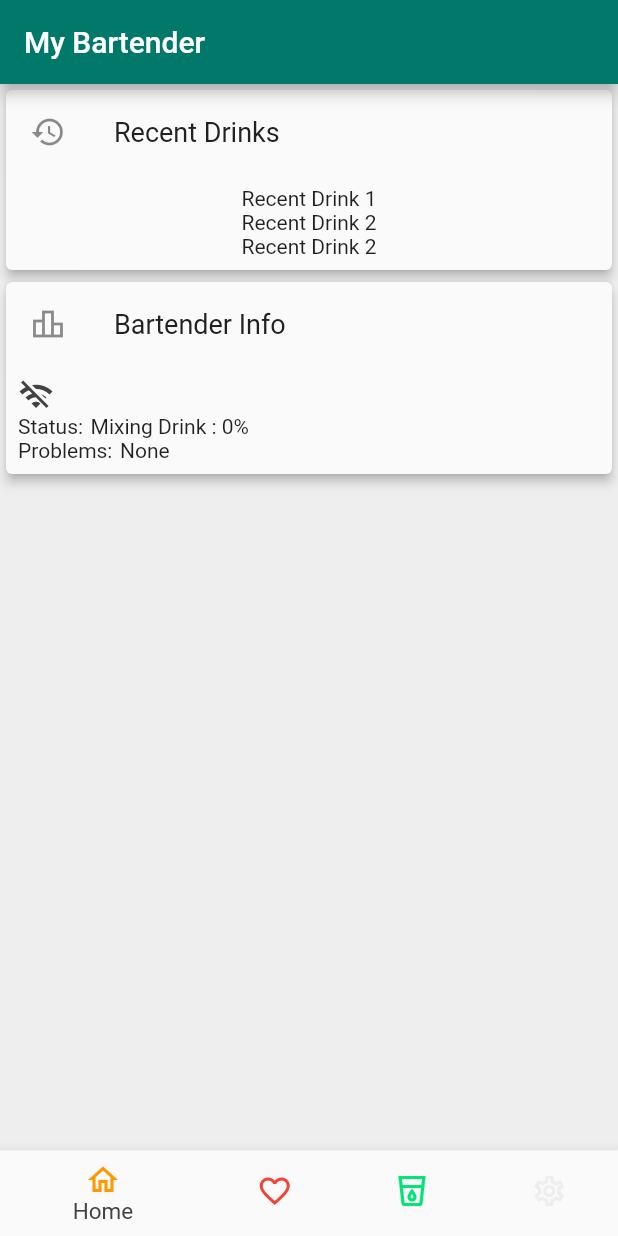
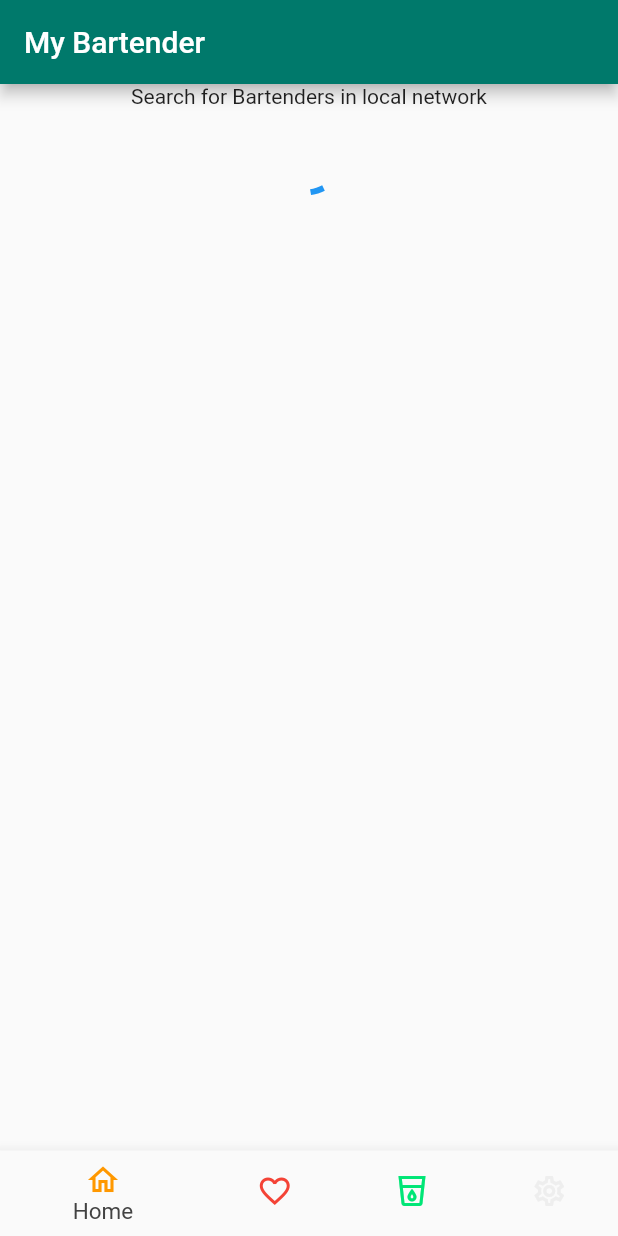
Before and after one commit to Warlord3/Bartender, a Flutter app: the screen it shows after launch, on a phone screen of 412 x 824 dp. Run offline on Flutter 3.47's test engine with Material 2 defaults, Android fonts, the phone set to English and light mode, and no system bars; our stand-ins replace shared_preferences.

Commit message:
Add StartPage for connecting Bartender

```diff
--- a/App/lib/GlobalWidgets/DrinkListView.dart
+++ b/App/lib/GlobalWidgets/DrinkListView.dart
@@ -38,6 +38,7 @@ class DrinkListview extends StatelessWidget {
               animatedListKey.currentState
                   .removeItem(index, (context, animation) => null);
             },
+            key: Key(drinks[index].name),
             child: ListTile(
               dataManager: dataManager,
               drink: drinks[index],
--- /dev/null
+++ b/App/lib/Pages/Connection/PageConnection.dart
@@ -0,0 +1,87 @@
+import 'dart:io';
+
+import 'package:bartender/bloc/DataManager.dart';
+import 'package:bartender/bloc/LanguageManager.dart';
+import 'package:flutter/material.dart';
+import 'package:provider/provider.dart';
+
+class ConnectionPage extends StatefulWidget {
+  @override
+  _ConnectionPageState createState() => _ConnectionPageState();
+}
+
+class _ConnectionPageState extends State<ConnectionPage> {
+  LanguageManager languageManager;
+  @override
+  Widget build(BuildContext context) {
+    languageManager = Provider.of<LanguageManager>(context, listen: false);
+    return FutureBuilder(
+      future: searchForWebsockets(),
+      builder: (context, snapshot) {
+        if (snapshot.hasData) {
+          List<String> data = snapshot.data;
+          if (data.length == 0) {
+            return Text("No Bartenders found");
+          } else if (data.length == 1) {
+            Provider.of<DataManager>(context, listen: false).ip = data.first;
+            return Text("Found one Bartender with ip: ${data.first}");
+          } else {
+            //TODO list found Bartenders and select one
+            return Text("found ${data.length} Bartenders");
+          }
+        } else {
+          return Column(
+            children: [
+              Text(
+                languageManager.getData("search_connection"),
+              ),
+              SizedBox(
+                height: 20,
+              ),
+              CircularProgressIndicator(),
+            ],
+          );
+        }
+        return Text("There went something wrong");
+      },
+    );
+  }
+
+  Future<List<String>> searchForWebsockets() async {
+    print("start");
+    List<String> ips = [];
+    for (int i = 0; i < 255; i++) {
+      if (i == 254) {
+        await ping("192.168.178.$i", Duration(seconds: 5), (ip) {
+          ips.add(ip);
+        });
+      } else {
+        ping("192.168.178.$i", Duration(seconds: 5), (ip) {
+          ips.add(ip);
+        });
+      }
+    }
+    print("finished");
+    return ips;
+  }
+
+  Future<bool> ping(
+      String ip, Duration timeout, Function(String ip) callback) async {
+    await Socket.connect(ip, 81, timeout: timeout).then((socket) {
+      socket.destroy();
+      callback(ip);
+      print("Found: $ip");
+      return true;
+    }).catchError((error) {});
+    return false;
+  }
+}
+
+class WebsocketList extends StatelessWidget {
+  @override
+  Widget build(BuildContext context) {
+    return ListView.builder(itemBuilder: (context, index) {
+      return Text("$index");
+    });
+  }
+}
--- a/App/lib/Pages/Drinks/PageDrinks.dart
+++ b/App/lib/Pages/Drinks/PageDrinks.dart
@@ -10,7 +10,8 @@ class DrinksPage extends StatelessWidget {
   Widget build(BuildContext context) {
     var pageState = Provider.of<PageStateManager>(context, listen: false);
     DataManager dataManager = Provider.of<DataManager>(context, listen: false);
-
+    pageState.drinkListKey =
+        GlobalKey<AnimatedListState>(debugLabel: "favoriteDrinkKey");
     return NotificationListener<ScrollNotification>(
       onNotification: (notification) {
         if (notification is ScrollEndNotification) {
@@ -23,7 +24,7 @@ class DrinksPage extends StatelessWidget {
         child: DrinkListview(
             drinks: dataManager.allDrinks,
             drinkType: DrinkType.AllDrinks,
-            animatedListKey: pageState.drinkListist),
+            animatedListKey: pageState.drinkListKey),
       ),
     );
   }
--- a/App/lib/Pages/Favorite/PageFavorite.dart
+++ b/App/lib/Pages/Favorite/PageFavorite.dart
@@ -10,7 +10,8 @@ class FavoritePage extends StatelessWidget {
   Widget build(BuildContext context) {
     var pageState = Provider.of<PageStateManager>(context, listen: false);
     var maindata = Provider.of<DataManager>(context, listen: false);
-
+    pageState.favoriteListKey =
+        GlobalKey<AnimatedListState>(debugLabel: "favoriteDrinkKey");
     return Container(
       color: Theme.of(context).backgroundColor,
       child: NotificationListener<ScrollNotification>(
@@ -26,7 +27,7 @@ class FavoritePage extends StatelessWidget {
           child: DrinkListview(
             drinks: maindata.favoriteDrinks,
             drinkType: DrinkType.FavoriteDrinks,
-            animatedListKey: pageState.favoriteDrink,
+            animatedListKey: pageState.favoriteListKey,
           ),
         ),
       ),
--- a/App/lib/Pages/PageRouter.dart
+++ b/App/lib/Pages/PageRouter.dart
@@ -1,5 +1,6 @@
 import 'dart:ui';
 
+import 'package:bartender/Pages/Connection/PageConnection.dart';
 import 'package:bartender/Pages/Drinks/PageDrinks.dart';
 import 'package:bartender/Pages/Favorite/PageFavorite.dart';
 import 'package:bartender/Pages/Beverage/PageBeverage.dart';
@@ -48,10 +49,13 @@ class _PageRouterState extends State<PageRouter> {
         child: SafeArea(
           child: Navigator(
             key: PageStateManager.keyNavigator,
-            initialRoute: "/Home",
+            initialRoute: "/Connection",
             onGenerateRoute: (RouteSettings settings) {
               Widget page = Container();
               switch (settings.name) {
+                case "/Connection":
+                  page = ConnectionPage();
+                  break;
                 case "/Home":
                   page = HomePage();
                   break;
--- a/App/lib/Pages/Start/PageStart.dart
+++ b/App/lib/Pages/Start/PageStart.dart
@@ -21,7 +21,7 @@ class _SettingsPageState extends State<StartPage> {
                 ColorFiltered(
                   colorFilter: ColorFilter.mode(Colors.blue, BlendMode.srcIn),
                   child: Icon(Icons.local_drink),
-                )
+                ),
               ],
             ),
           ),
--- a/App/lib/bloc/DataManager.dart
+++ b/App/lib/bloc/DataManager.dart
@@ -18,7 +18,7 @@ class DataManager with ChangeNotifier {
   PumpConfiguration pumpConfiguration;
 
   //Connection
-  final String url = "192.168.178.74";
+  String ip = "192.168.178.74";
   Websocket websocket;
   bool controllerConnected;
   final String filename = "data.json";
@@ -30,7 +30,7 @@ class DataManager with ChangeNotifier {
   Timer saveTimer;
 
   DataManager({allDrinks, favoriteDrinks, recentlyCreatedDrinks, beverages}) {
-    websocket = Websocket("ws://$url:81",
+    websocket = Websocket("ws://$ip:81",
         onConnectCallback: connected,
         onDisconnectCallback: disconnected,
         onDataCallback: callback);
@@ -110,7 +110,7 @@ class DataManager with ChangeNotifier {
     String json = jsonEncode(jsonMap);
 
     http.MultipartRequest request =
-        new http.MultipartRequest('POST', Uri.parse("http://$url/upload"));
+        new http.MultipartRequest('POST', Uri.parse("http://$ip/upload"));
     request.files.add(
       http.MultipartFile.fromBytes(
         'userData',
--- a/App/lib/bloc/LanguageManager.dart
+++ b/App/lib/bloc/LanguageManager.dart
@@ -74,6 +74,10 @@ class LanguageManager with ChangeNotifier {
     languageEntrys.add(new LanguageEntry(
         "mixing_drink", "Mixing Drink", "Getränk am zubereiten"));
     languageEntrys.add(new LanguageEntry("none", "None", "Keine"));
+    languageEntrys.add(new LanguageEntry(
+        "search_connection",
+        "Search for Bartenders in local network",
+        "Suche nach Bartendern im lokalen Netzwerk"));
   }
 }
 
--- a/App/lib/bloc/PageStateManager.dart
+++ b/App/lib/bloc/PageStateManager.dart
@@ -3,9 +3,9 @@ import 'package:flutter/cupertino.dart';
 
 class PageStateManager with ChangeNotifier {
   static GlobalKey<NavigatorState> keyNavigator = GlobalKey<NavigatorState>();
-  final GlobalKey<AnimatedListState> favoriteDrink =
+  GlobalKey<AnimatedListState> favoriteListKey =
       GlobalKey<AnimatedListState>(debugLabel: "favoriteDrinkKey");
-  final GlobalKey<AnimatedListState> drinkListist =
+  GlobalKey<AnimatedListState> drinkListKey =
       GlobalKey<AnimatedListState>(debugLabel: "normalDrinkKey");
   double scrollPositionFavoritePage = 0.0;
   double scrollPositionDrinksPage = 0.0;
--- a/App/lib/main.dart
+++ b/App/lib/main.dart
@@ -81,17 +81,19 @@ class _MainPageState extends State<MainPage> with WidgetsBindingObserver {
             } else {
               child = StartPage();
             }
-            return AnimatedSwitcher(
-              duration: Duration(milliseconds: 500),
-              child: child,
-            );
+            return child;
           }),
     );
   }
 
   Future<bool> init(BuildContext context) async {
     await LocalStorageManager.init();
-    await Provider.of<DataManager>(context, listen: false).init();
+    if (LocalStorageManager.storage.containsKey("controllerIP")) {
+      String controllerIp =
+          LocalStorageManager.storage.getString("controllerIP");
+    }
+
+    //await Provider.of<DataManager>(context, listen: false).init();
 
     return true;
   }
```
